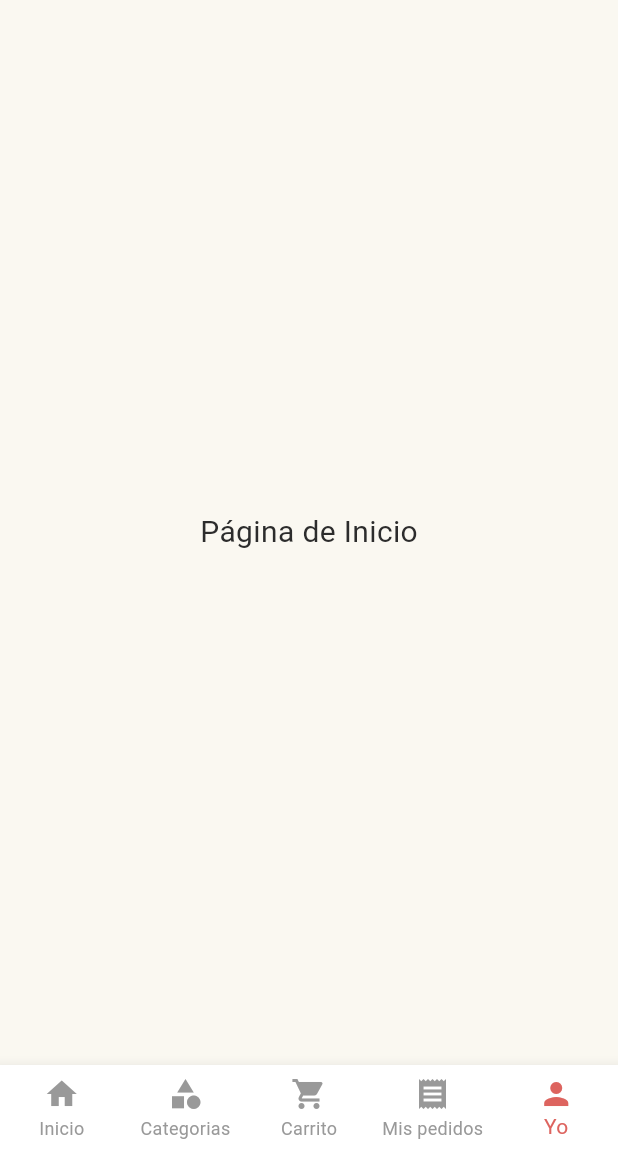
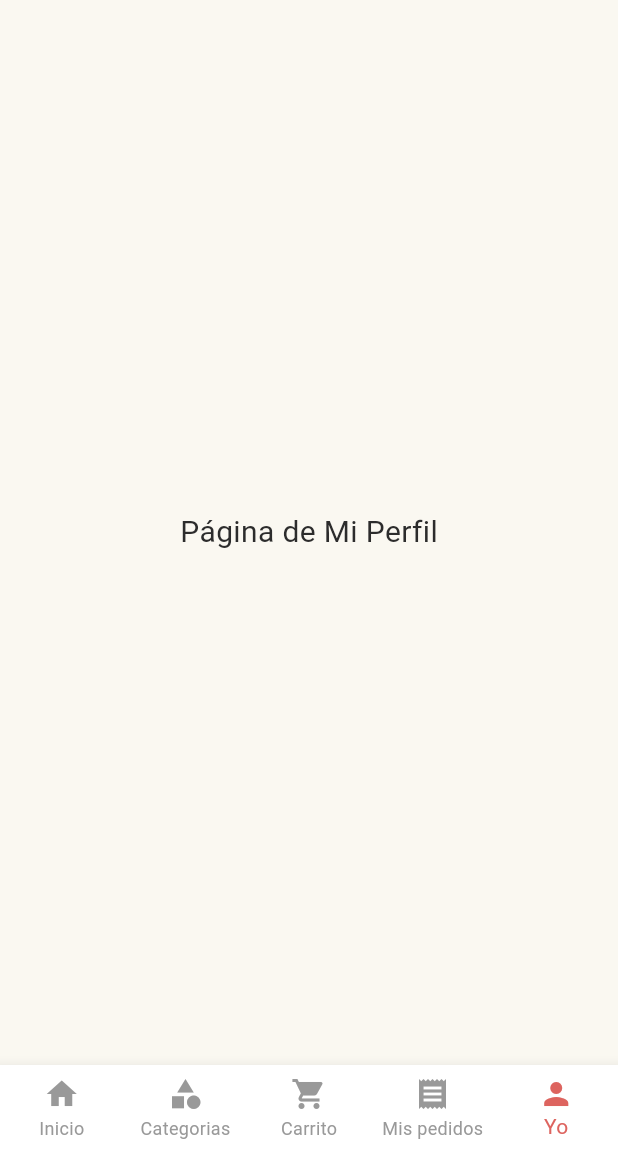
Before and after one commit to Richiculo/ihc-mobile-emarket, a Flutter app: the screen it shows after launch, item 5 of the bottom bar chosen, on a phone screen of 412 x 824 dp, the part 84-1236 px from its top. Run offline on Flutter 3.47's test engine with Material 3 defaults, Android fonts, the light colour scheme and no system bars.

Commit message:
fix: changed the placeholder text from categories/cart/orders/profile pages

```diff
--- a/lib/app/presentation/modules/cart/cart_page.dart
+++ b/lib/app/presentation/modules/cart/cart_page.dart
@@ -16,7 +16,7 @@ class CartPage extends StatelessWidget {
       ),
       body: const Center(
         child: Text(
-          'Página de Inicio',
+          'Página del Carrito',
           style: TextStyle(fontSize: 20, color: AppColors.textPrimary),
         ),
       ),
--- a/lib/app/presentation/modules/categories/categories_page.dart
+++ b/lib/app/presentation/modules/categories/categories_page.dart
@@ -16,7 +16,7 @@ class CategoriesPage extends StatelessWidget {
       ),
       body: const Center(
         child: Text(
-          'Página de Inicio',
+          'Página de Categorias',
           style: TextStyle(fontSize: 20, color: AppColors.textPrimary),
         ),
       ),
--- a/lib/app/presentation/modules/orders/orders_page.dart
+++ b/lib/app/presentation/modules/orders/orders_page.dart
@@ -16,7 +16,7 @@ class OrdersPage extends StatelessWidget {
       ),
       body: const Center(
         child: Text(
-          'Página de Inicio',
+          'Página de Pedidos',
           style: TextStyle(fontSize: 20, color: AppColors.textPrimary),
         ),
       ),
--- a/lib/app/presentation/modules/profile/profile_page.dart
+++ b/lib/app/presentation/modules/profile/profile_page.dart
@@ -16,7 +16,7 @@ class ProfilePage extends StatelessWidget {
       ),
       body: const Center(
         child: Text(
-          'Página de Inicio',
+          'Página de Mi Perfil',
           style: TextStyle(fontSize: 20, color: AppColors.textPrimary),
         ),
       ),
```
